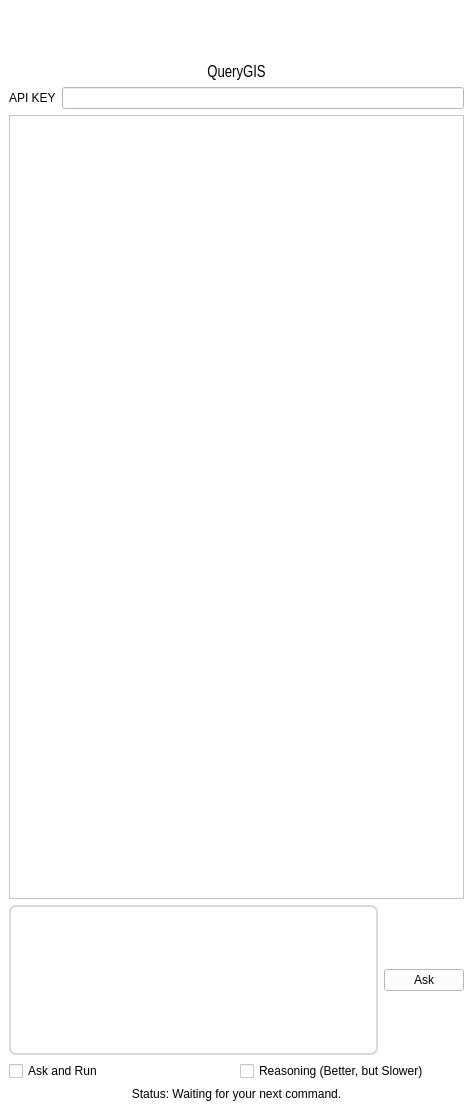
This is dockwidget.ui in hongbumm/QueryGIS as Qt 5 draws it before an edit. The edited form follows.
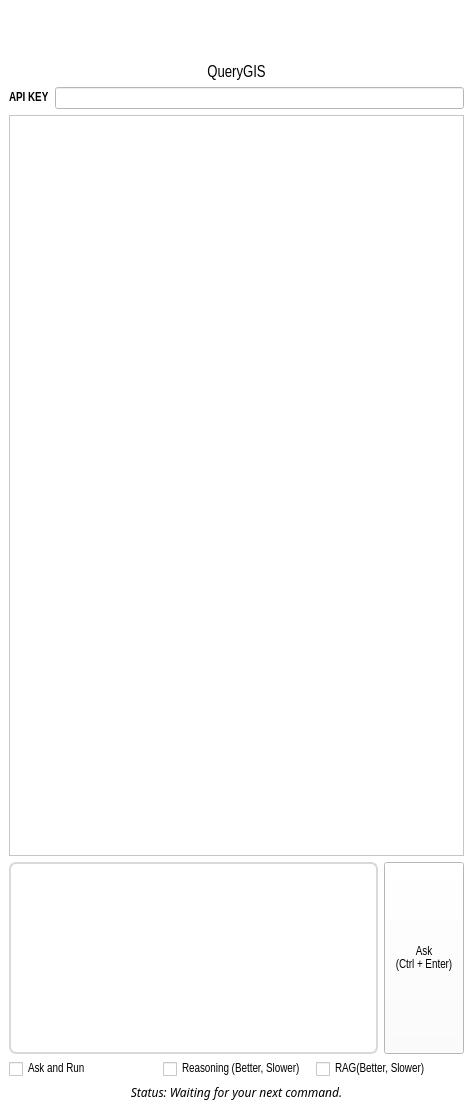
This is the edited form. Icons and pictures are not drawn.

```diff
--- a/dockwidget.ui
+++ b/dockwidget.ui
@@ -66,6 +66,13 @@
      <layout class="QHBoxLayout" name="apiLayout">
       <item>
        <widget class="QLabel" name="label_api">
+        <property name="font">
+         <font>
+          <family>Arial Narrow</family>
+          <weight>75</weight>
+          <bold>true</bold>
+         </font>
+        </property>
         <property name="text">
          <string>API KEY</string>
         </property>
@@ -108,7 +115,7 @@
          <x>0</x>
          <y>0</y>
          <width>449</width>
-         <height>719</height>
+         <height>676</height>
         </rect>
        </property>
        <layout class="QVBoxLayout" name="chatLayout">
@@ -162,11 +169,25 @@
       </item>
       <item>
        <widget class="QPushButton" name="btn_ask">
+        <property name="sizePolicy">
+         <sizepolicy hsizetype="Minimum" vsizetype="Minimum">
+          <horstretch>0</horstretch>
+          <verstretch>0</verstretch>
+         </sizepolicy>
+        </property>
+        <property name="font">
+         <font>
+          <family>Arial Narrow</family>
+          <weight>50</weight>
+          <bold>false</bold>
+         </font>
+        </property>
         <property name="styleSheet">
          <string notr="true">border-color: rgb(213, 213, 213);</string>
         </property>
         <property name="text">
-         <string>Ask</string>
+         <string>Ask
+(Ctrl + Enter)</string>
         </property>
        </widget>
       </item>
@@ -177,6 +198,11 @@
      <layout class="QHBoxLayout" name="optionsLayout">
       <item>
        <widget class="QCheckBox" name="chk_ask_run">
+        <property name="font">
+         <font>
+          <family>Arial Narrow</family>
+         </font>
+        </property>
         <property name="text">
          <string>Ask and Run</string>
         </property>
@@ -184,8 +210,25 @@
       </item>
       <item>
        <widget class="QCheckBox" name="chk_reason">
+        <property name="font">
+         <font>
+          <family>Arial Narrow</family>
+         </font>
+        </property>
         <property name="text">
-         <string>Reasoning (Better, but Slower)</string>
+         <string>Reasoning (Better, Slower)</string>
+        </property>
+       </widget>
+      </item>
+      <item>
+       <widget class="QCheckBox" name="chk_rag">
+        <property name="font">
+         <font>
+          <family>Arial Narrow</family>
+         </font>
+        </property>
+        <property name="text">
+         <string>RAG(Better, Slower)</string>
         </property>
        </widget>
       </item>
@@ -194,6 +237,12 @@
     <!-- Status Area -->
     <item>
      <widget class="QLabel" name="status_label">
+      <property name="font">
+       <font>
+        <family>Cascadia Code</family>
+        <italic>true</italic>
+       </font>
+      </property>
       <property name="text">
        <string>Status: Waiting for your next command.</string>
       </property>
```
Left out of the diff: 13 changed lines with no effect on the pictures.
